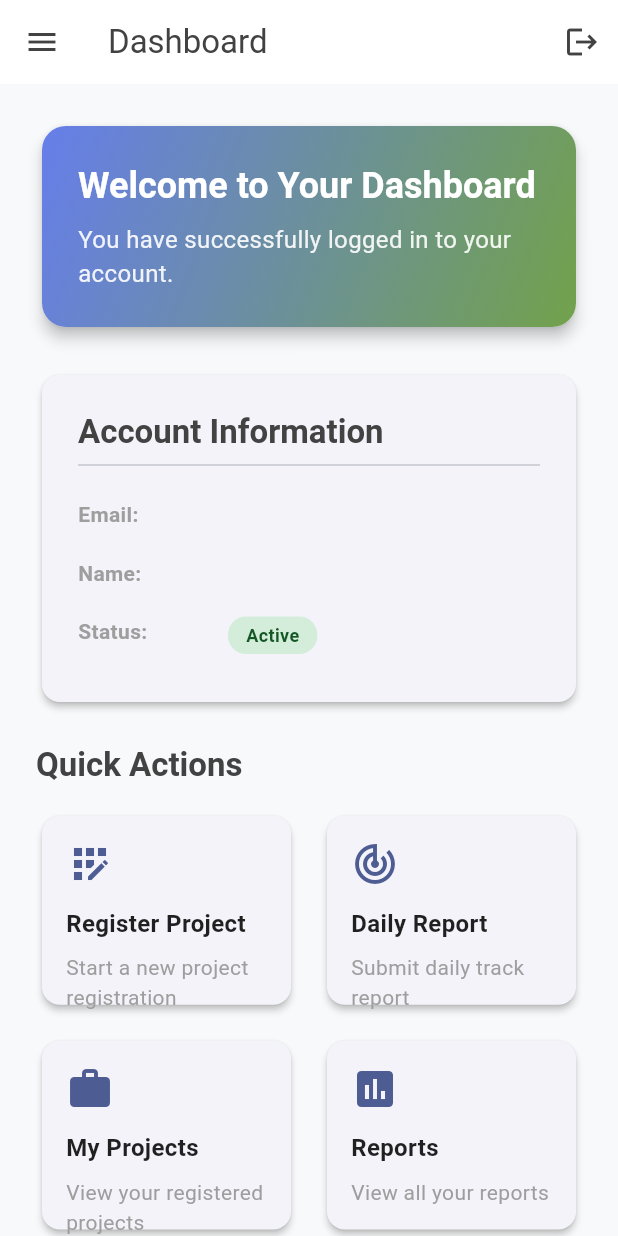
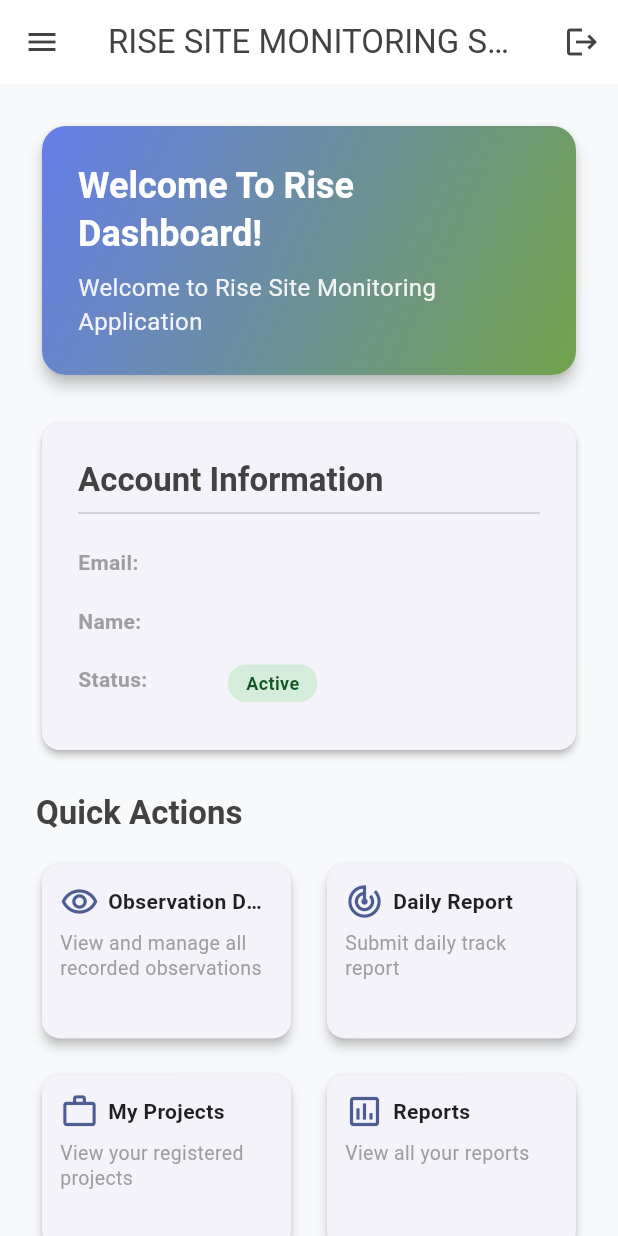
Before and after one commit to developer-MAZOYA/auth-finalmobile, a Flutter app: the DashboardScreen screen opened by its route, on a phone screen of 412 x 824 dp. Run offline on Flutter 3.47's test engine with Material 3 defaults, Android fonts, the phone set to English and light mode, and no system bars; our stand-ins replace camera, geocoding, geolocator, google_sign_in, image_picker, jwt_decoder and 1 more; accounts and stored records are empty.

Commit message:
my commits today

```diff
--- a/lib/main.dart
+++ b/lib/main.dart
@@ -6,6 +6,7 @@ import 'screens/login_screen.dart';
 import 'screens/dashboard_screen.dart';
 import 'screens/project_registration_screen.dart';
 import 'screens/daily_track_screen.dart';
+import 'screens/observation_screen.dart';
 
 void main() {
   runApp(const MyApp());
@@ -33,6 +34,7 @@ class MyApp extends StatelessWidget {
           '/dashboard': (context) => const DashboardScreen(),
           '/project-registration': (context) =>
               const ProjectRegistrationScreen(),
+          '/observations': (context) => const ObservationScreen(),
           '/daily-track': (context) => const DailyTrackScreen(),
         },
       ),
--- a/lib/screens/app_drawer.dart
+++ b/lib/screens/app_drawer.dart
@@ -115,11 +115,11 @@ class AppDrawer extends StatelessWidget {
                     ),
                     _buildDrawerItem(
                       context,
-                      Icons.app_registration,
-                      'Project Registration',
+                      Icons.work,
+                      'Project Registred',
                       () {
                         Navigator.pop(context);
-                        Navigator.pushNamed(context, '/project-registration');
+                        Navigator.pushNamed(context, '/project-registred');
                       },
                     ),
                     _buildDrawerItem(
@@ -137,7 +137,7 @@ class AppDrawer extends StatelessWidget {
                       'Feedback',
                       () {
                         Navigator.pop(context);
-                        // Add feedback navigation
+                        Navigator.pushNamed(context, '/feedback');
                       },
                     ),
                     const Divider(),
--- a/lib/screens/dashboard_screen.dart
+++ b/lib/screens/dashboard_screen.dart
@@ -14,7 +14,7 @@ class DashboardScreen extends StatelessWidget {
     return Scaffold(
       backgroundColor: const Color(0xFFf8f9fa),
       appBar: AppBar(
-        title: const Text('Dashboard'),
+        title: const Text('RISE SITE MONITORING SYSTEM'),
         backgroundColor: Colors.white,
         elevation: 0,
         foregroundColor: Colors.grey[800],
@@ -33,8 +33,14 @@ class DashboardScreen extends StatelessWidget {
         ],
       ),
       drawer: const AppDrawer(),
-      body: SingleChildScrollView(
+      body: LayoutBuilder(
+        builder: (context, constraints) {
+          return SingleChildScrollView(
             padding: const EdgeInsets.all(24.0),
+            child: ConstrainedBox(
+              constraints: BoxConstraints(
+                minHeight: constraints.maxHeight,
+              ),
               child: Column(
                 crossAxisAlignment: CrossAxisAlignment.start,
                 children: [
@@ -53,7 +59,7 @@ class DashboardScreen extends StatelessWidget {
                           end: Alignment.bottomRight,
                           colors: [
                             Color(0xFF667eea),
-                      Color.fromARGB(255, 114, 162, 75)
+                            Color.fromARGB(255, 114, 162, 75),
                           ],
                         ),
                         borderRadius: BorderRadius.circular(16.0),
@@ -62,16 +68,18 @@ class DashboardScreen extends StatelessWidget {
                         crossAxisAlignment: CrossAxisAlignment.start,
                         children: [
                           Text(
-                      'Welcome to Your Dashboard',
-                      style:
-                          Theme.of(context).textTheme.headlineSmall?.copyWith(
+                            'Welcome To Rise Dashboard!',
+                            style: Theme.of(context)
+                                .textTheme
+                                .headlineSmall
+                                ?.copyWith(
                                   color: Colors.white,
                                   fontWeight: FontWeight.bold,
                                 ),
                           ),
                           const SizedBox(height: 8),
                           Text(
-                      'You have successfully logged in to your account.',
+                            'Welcome to Rise Site Monitoring Application',
                             style: TextStyle(
                               color: Colors.white.withOpacity(0.9),
                               fontSize: 16,
@@ -96,18 +104,20 @@ class DashboardScreen extends StatelessWidget {
                         children: [
                           Text(
                             'Account Information',
-                      style: Theme.of(context).textTheme.titleLarge?.copyWith(
+                            style: Theme.of(context)
+                                .textTheme
+                                .titleLarge
+                                ?.copyWith(
                                   fontWeight: FontWeight.bold,
                                   color: Colors.grey[800],
                                 ),
                           ),
                           const Divider(),
                           const SizedBox(height: 7),
-
-                    // Show user info or loading state
                           if (user != null) ...[
                             _buildInfoItem('Email', user.email),
-                      if (user.name != null) _buildInfoItem('Name', user.name!),
+                            if (user.name != null)
+                              _buildInfoItem('Name', user.name!),
                             _buildInfoItemWithBadge('Status', 'Active'),
                           ] else ...[
                             Container(
@@ -145,22 +155,22 @@ class DashboardScreen extends StatelessWidget {
                   ),
                   const SizedBox(height: 16),
 
-            /// ✅ FIXED GRID SECTION — overflow-safe and responsive
+                  // ✅ Reduced height by adjusting aspect ratio & padding
                   GridView.count(
                     shrinkWrap: true,
                     physics: const NeverScrollableScrollPhysics(),
                     crossAxisCount: 2,
                     crossAxisSpacing: 16,
                     mainAxisSpacing: 16,
-              childAspectRatio: 1.3, // maintain consistent height
+                    childAspectRatio: 1.4, // Increased from 0.9 → shorter cards
                     children: [
                       _buildFeatureCard(
                         context,
-                  'Register Project',
-                  'Start a new project registration',
-                  Icons.app_registration,
+                        'Observation Details',
+                        'View and manage all recorded observations',
+                        Icons.remove_red_eye_outlined,
                         () {
-                    Navigator.pushNamed(context, '/project-registration');
+                          Navigator.pushNamed(context, '/observations');
                         },
                       ),
                       _buildFeatureCard(
@@ -176,20 +186,29 @@ class DashboardScreen extends StatelessWidget {
                         context,
                         'My Projects',
                         'View your registered projects',
-                  Icons.work,
-                  () {},
+                        Icons.work_outline,
+                        () {
+                          Navigator.pushNamed(context, '/project-registration');
+                        },
                       ),
                       _buildFeatureCard(
                         context,
                         'Reports',
                         'View all your reports',
-                  Icons.assessment,
-                  () {},
+                        Icons.assessment_outlined,
+                        () {
+                          Navigator.pushNamed(context, '/');
+                        },
                       ),
                     ],
                   ),
+
+                  const SizedBox(height: 24),
                 ],
               ),
+            ),
+          );
+        },
       ),
     );
   }
@@ -270,41 +289,48 @@ class DashboardScreen extends StatelessWidget {
     VoidCallback onTap,
   ) {
     return Card(
-      elevation: 2,
+      elevation: 3,
       shape: RoundedRectangleBorder(
         borderRadius: BorderRadius.circular(12.0),
       ),
       child: InkWell(
         onTap: onTap,
         borderRadius: BorderRadius.circular(12.0),
-        child: Container(
-          padding: const EdgeInsets.all(16.0),
+        child: Padding(
+          padding: const EdgeInsets.all(12.0), // reduced padding
           child: Column(
             crossAxisAlignment: CrossAxisAlignment.start,
-            mainAxisAlignment: MainAxisAlignment.start,
+            children: [
+              // ✅ Icon + title same line
+              Row(
                 children: [
                   Icon(
                     icon,
-                size: 32,
+                    size: 26,
                     color: Theme.of(context).colorScheme.primary,
                   ),
-              const SizedBox(height: 12),
-              Text(
+                  const SizedBox(width: 6),
+                  Expanded(
+                    child: Text(
                       title,
                       style: const TextStyle(
                         fontWeight: FontWeight.bold,
-                  fontSize: 16,
+                        fontSize: 14,
                         color: Colors.black87,
                       ),
                       maxLines: 1,
                       overflow: TextOverflow.ellipsis,
                     ),
-              const SizedBox(height: 8),
+                  ),
+                ],
+              ),
+              const SizedBox(height: 6),
               Text(
                 description,
                 style: const TextStyle(
                   color: Colors.grey,
-                  fontSize: 14,
+                  fontSize: 13,
+                  height: 1.3,
                 ),
                 maxLines: 2,
                 overflow: TextOverflow.ellipsis,
--- a/lib/services/auth_service.dart
+++ b/lib/services/auth_service.dart
@@ -6,7 +6,7 @@ import 'package:http/http.dart' as http;
 class AuthService {
   //static const String baseUrl = 'http://10.0.2.2:9292/user';
   static const String baseUrl = 'http://192.168.1.132:9292/user';
-  // static const String baseUrl2 = 'http://10.0.2.2:9595';
+  //static const String baseUrl2 = 'http://10.0.2.2:9595';
   static const String baseUrl2 = 'http://192.168.1.132:9595';
   // Register user
   static Future<AuthResponse?> register({
```
Also changed, not shown: lib/screens/observation_screen.dart (added, +202 -0 lines). Lines whose indentation alone changed are shown as unchanged.
